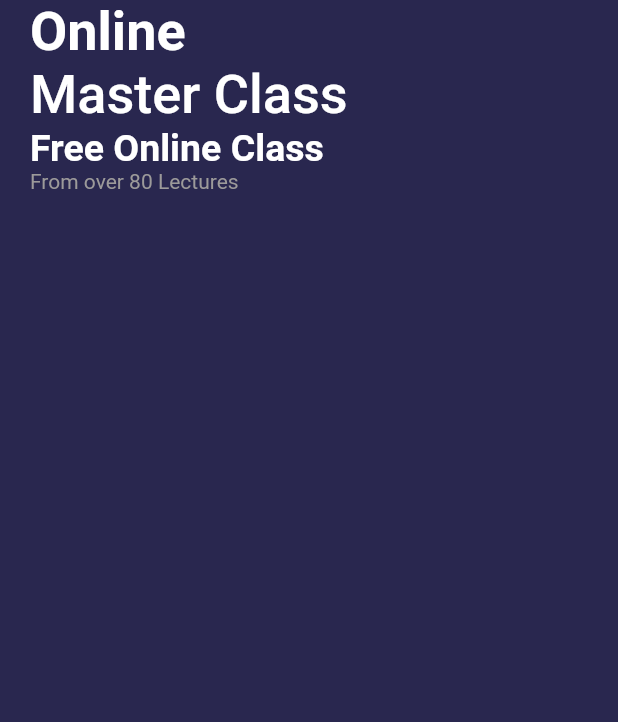
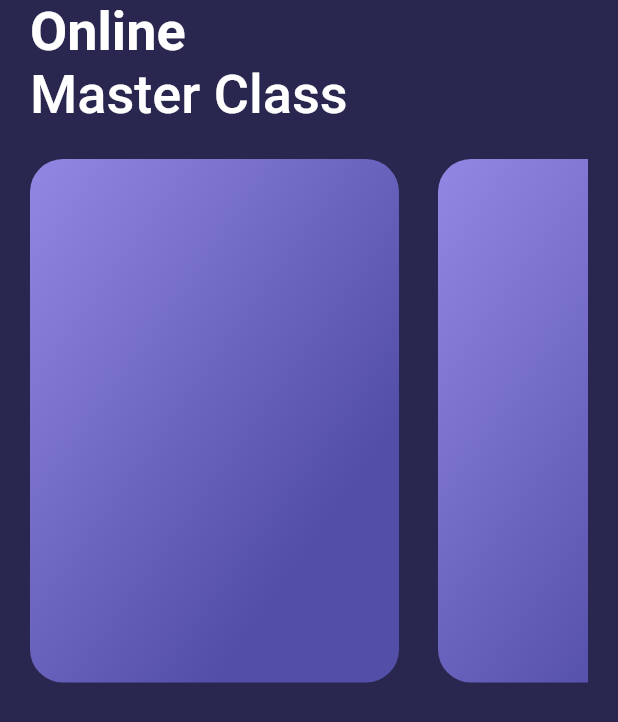
Before and after one commit to Emyeeeel/mobile_course_app_ui, a Flutter app: the screen it shows after launch, on a phone screen of 412 x 824 dp. Shown: the top 722 px of the screen. Run offline on Flutter 3.47's test engine with Material 2 defaults, Android fonts, the phone set to English and light mode, and no system bars; our stand-ins replace device_preview, google_fonts.

Commit message:
added container for the horizontal list widgets after first two text values

```diff
--- a/lib/pages/home_screen.dart
+++ b/lib/pages/home_screen.dart
@@ -1,5 +1,7 @@
+import 'package:app_ui/widgets/widgets.dart';
 import 'package:flutter/material.dart';
 import 'package:google_fonts/google_fonts.dart';
+import 'package:app_ui/widgets/first_widgetList.dart';
 
 class Homescreen extends StatefulWidget {
   const Homescreen({Key? key}) : super(key: key);
@@ -38,24 +40,26 @@ class _HomeScreenState extends State<Homescreen> {
                     color: Colors.white,
                   ),
                 ),
-                Text(
-                  'Free Online Class',
-                  style: GoogleFonts.roboto(
-                    fontSize: 25,
-                    fontWeight: FontWeight.w600,
-                    color: Colors.white,
-                  ),
-                ),
-                Text(
-                  'From over 80 Lectures',
-                  style: GoogleFonts.roboto(
-                    fontSize: 14,
-                    fontWeight: FontWeight.w400,
-                    color: Color(0xFF9C9A9A),
-                  ),
-                ),
               ],
             ),
+            const SizedBox(
+              height: 22,
+            ),
+            SizedBox(
+                height: 349,
+                child: ListView.builder(
+                  scrollDirection: Axis.horizontal,
+                  physics: const BouncingScrollPhysics(),
+                  itemBuilder: (context, index) {
+                    return const HorizontalList(
+                      header: 'Recommended',
+                      title: 'UI/UX DESIGNER BEGINNER',
+                      image: 'app_ui/assets/Saly-10.png',
+                      linearStart: 0xFF9288E4,
+                      linearEnd: 0xFF534EA7,
+                    );
+                  },
+                ))
           ],
         ),
       ),
--- a/lib/widgets/first_widgetList.dart
+++ b/lib/widgets/first_widgetList.dart
@@ -0,0 +1,48 @@
+import 'package:flutter/material.dart';
+
+class HorizontalList extends StatelessWidget {
+  const HorizontalList(
+      {Key? key,
+      required this.header,
+      required this.title,
+      required this.image,
+      required this.linearStart,
+      required this.linearEnd})
+      : super(key: key);
+  final int linearStart, linearEnd;
+  final String header, title, image;
+
+  @override
+  Widget build(BuildContext context) {
+    return Padding(
+      padding: const EdgeInsets.only(
+        right: 26,
+      ),
+      child: Container(
+        height: 349,
+        width: 246,
+        decoration: BoxDecoration(
+            borderRadius: BorderRadius.circular(22),
+            gradient: LinearGradient(
+                begin: Alignment.topLeft,
+                end: const Alignment(1, 0.0),
+                colors: <Color>[Color(linearStart), Color(linearEnd)])),
+        child: Stack(
+          children: [
+            Positioned(
+              top: 15,
+              left: 11,
+              child: Container(
+                height: 39,
+                decoration: BoxDecoration(
+                  color: const Color(0xFFAFABEE),
+                  borderRadius: BorderRadius.circular(36),
+                ),
+              ),
+            )
+          ],
+        ),
+      ),
+    );
+  }
+}
--- a/lib/widgets/widgets.dart
+++ b/lib/widgets/widgets.dart
@@ -0,0 +1 @@
+export 'first_widgetList.dart';
```
